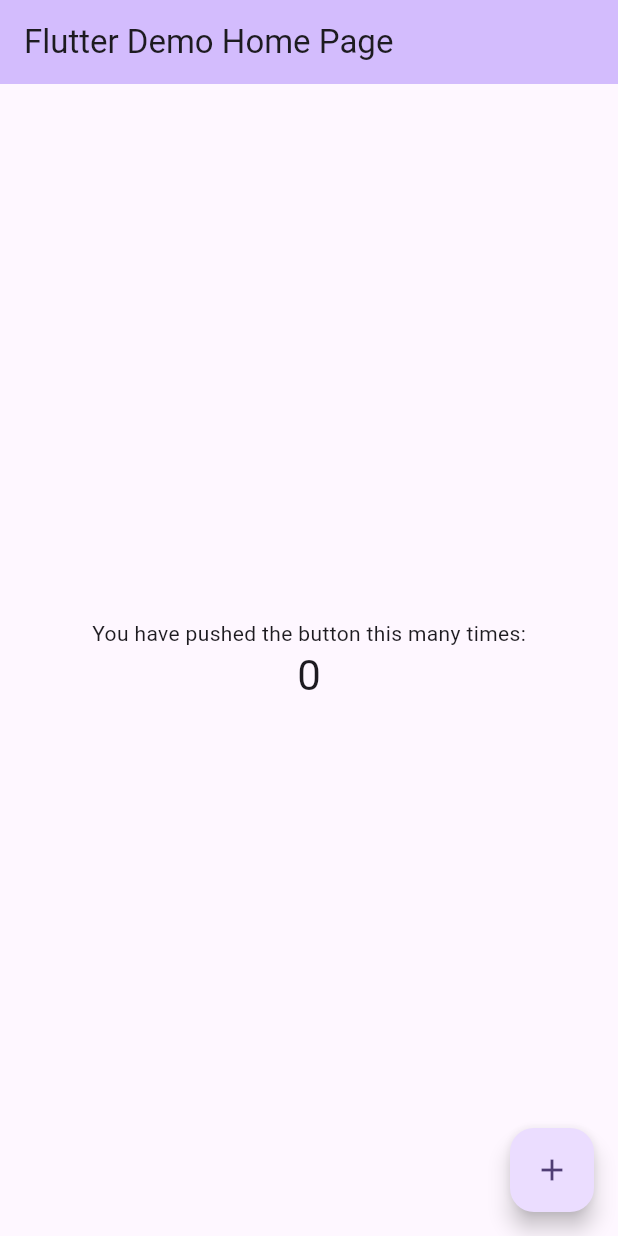
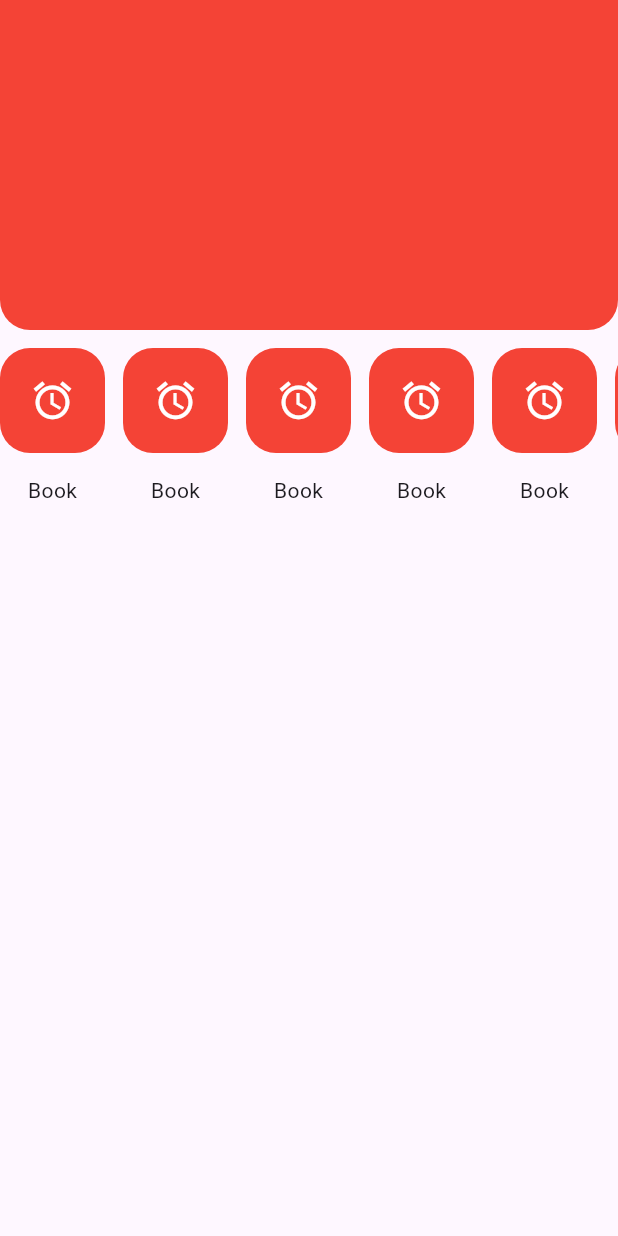
Before and after one commit to vanbinh628/appbookblog, a Flutter app: the screen it shows after launch, on a phone screen of 412 x 824 dp. Run offline on Flutter 3.47's test engine with Material 3 defaults, Android fonts, the phone set to English and light mode, and no system bars.

Commit message:
home screen

```diff
--- /dev/null
+++ b/lib/component/menu_item.dart
@@ -0,0 +1,33 @@
+import 'package:flutter/material.dart';
+
+class MenuItem extends StatelessWidget {
+  final String name;
+  final String iconName;
+  const MenuItem({super.key, required this.name, required this.iconName});
+
+  @override
+  Widget build(BuildContext context) {
+    return Column(
+      children: [
+        Container(
+          width: 70,
+          height: 70,
+          child: Center(
+            child: Icon(
+              Icons.access_alarm,
+              size: 30,
+              color: Colors.white,
+            ),
+          ),
+          decoration: const BoxDecoration(
+              borderRadius: BorderRadius.all(Radius.circular(20)),
+              color: Colors.red),
+        ),
+        SizedBox(
+          height: 15,
+        ),
+        Text(name, style: TextStyle(fontSize: 14))
+      ],
+    );
+  }
+}
--- a/lib/main.dart
+++ b/lib/main.dart
@@ -1,3 +1,4 @@
+import 'package:appbookblog/screen/home.dart';
 import 'package:flutter/material.dart';
 
 void main() {
@@ -31,95 +32,7 @@ class MyApp extends StatelessWidget {
         colorScheme: ColorScheme.fromSeed(seedColor: Colors.deepPurple),
         useMaterial3: true,
       ),
-      home: const MyHomePage(title: 'Flutter Demo Home Page'),
+      home: const HomeScreen(),
     );
   }
 }
-
-class MyHomePage extends StatefulWidget {
-  const MyHomePage({super.key, required this.title});
-
-  // This widget is the home page of your application. It is stateful, meaning
-  // that it has a State object (defined below) that contains fields that affect
-  // how it looks.
-
-  // This class is the configuration for the state. It holds the values (in this
-  // case the title) provided by the parent (in this case the App widget) and
-  // used by the build method of the State. Fields in a Widget subclass are
-  // always marked "final".
-
-  final String title;
-
-  @override
-  State<MyHomePage> createState() => _MyHomePageState();
-}
-
-class _MyHomePageState extends State<MyHomePage> {
-  int _counter = 0;
-
-  void _incrementCounter() {
-    setState(() {
-      // This call to setState tells the Flutter framework that something has
-      // changed in this State, which causes it to rerun the build method below
-      // so that the display can reflect the updated values. If we changed
-      // _counter without calling setState(), then the build method would not be
-      // called again, and so nothing would appear to happen.
-      _counter++;
-    });
-  }
-
-  @override
-  Widget build(BuildContext context) {
-    // This method is rerun every time setState is called, for instance as done
-    // by the _incrementCounter method above.
-    //
-    // The Flutter framework has been optimized to make rerunning build methods
-    // fast, so that you can just rebuild anything that needs updating rather
-    // than having to individually change instances of widgets.
-    return Scaffold(
-      appBar: AppBar(
-        // TRY THIS: Try changing the color here to a specific color (to
-        // Colors.amber, perhaps?) and trigger a hot reload to see the AppBar
-        // change color while the other colors stay the same.
-        backgroundColor: Theme.of(context).colorScheme.inversePrimary,
-        // Here we take the value from the MyHomePage object that was created by
-        // the App.build method, and use it to set our appbar title.
-        title: Text(widget.title),
-      ),
-      body: Center(
-        // Center is a layout widget. It takes a single child and positions it
-        // in the middle of the parent.
-        child: Column(
-          // Column is also a layout widget. It takes a list of children and
-          // arranges them vertically. By default, it sizes itself to fit its
-          // children horizontally, and tries to be as tall as its parent.
-          //
-          // Column has various properties to control how it sizes itself and
-          // how it positions its children. Here we use mainAxisAlignment to
-          // center the children vertically; the main axis here is the vertical
-          // axis because Columns are vertical (the cross axis would be
-          // horizontal).
-          //
-          // TRY THIS: Invoke "debug painting" (choose the "Toggle Debug Paint"
-          // action in the IDE, or press "p" in the console), to see the
-          // wireframe for each widget.
-          mainAxisAlignment: MainAxisAlignment.center,
-          children: <Widget>[
-            const Text(
-              'You have pushed the button this many times:',
-            ),
-            Text(
-              '$_counter',
-              style: Theme.of(context).textTheme.headlineMedium,
-            ),
-          ],
-        ),
-      ),
-      floatingActionButton: FloatingActionButton(
-        onPressed: _incrementCounter,
-        tooltip: 'Increment',
-        child: const Icon(Icons.add),
-      ), // This trailing comma makes auto-formatting nicer for build methods.
-    );
-  }
-}
--- /dev/null
+++ b/lib/screen/home.dart
@@ -0,0 +1,52 @@
+import 'package:appbookblog/component/menu_item.dart';
+import 'package:flutter/material.dart';
+
+class HomeScreen extends StatefulWidget {
+  const HomeScreen({super.key});
+
+  @override
+  State<HomeScreen> createState() => _HomeScreenState();
+}
+
+class _HomeScreenState extends State<HomeScreen> {
+  @override
+  Widget build(BuildContext context) {
+    return Scaffold(
+      body: Stack(children: [
+        Container(
+          width: double.infinity,
+          child: Column(
+            children: [
+              Container(
+                width: double.infinity,
+                height: 220,
+                decoration: const BoxDecoration(
+                    color: Colors.red,
+                    borderRadius: BorderRadius.only(
+                      bottomLeft: Radius.circular(20),
+                      bottomRight: Radius.circular(20),
+                    )),
+              ),
+              Container(
+                padding: const EdgeInsets.only(top: 12, bottom: 12),
+                width: double.infinity,
+                height: 150,
+                child: ListView.builder(
+                    scrollDirection: Axis.horizontal,
+                    itemCount: 7,
+                    itemBuilder: (BuildContext context, index) {
+                      return Padding(
+                        padding: index < 7
+                            ? const EdgeInsets.only(right: 12)
+                            : const EdgeInsets.only(left: 0),
+                        child: MenuItem(name: 'Book', iconName: 'iconName'),
+                      );
+                    }),
+              ),
+            ],
+          ),
+        )
+      ]),
+    );
+  }
+}
```
